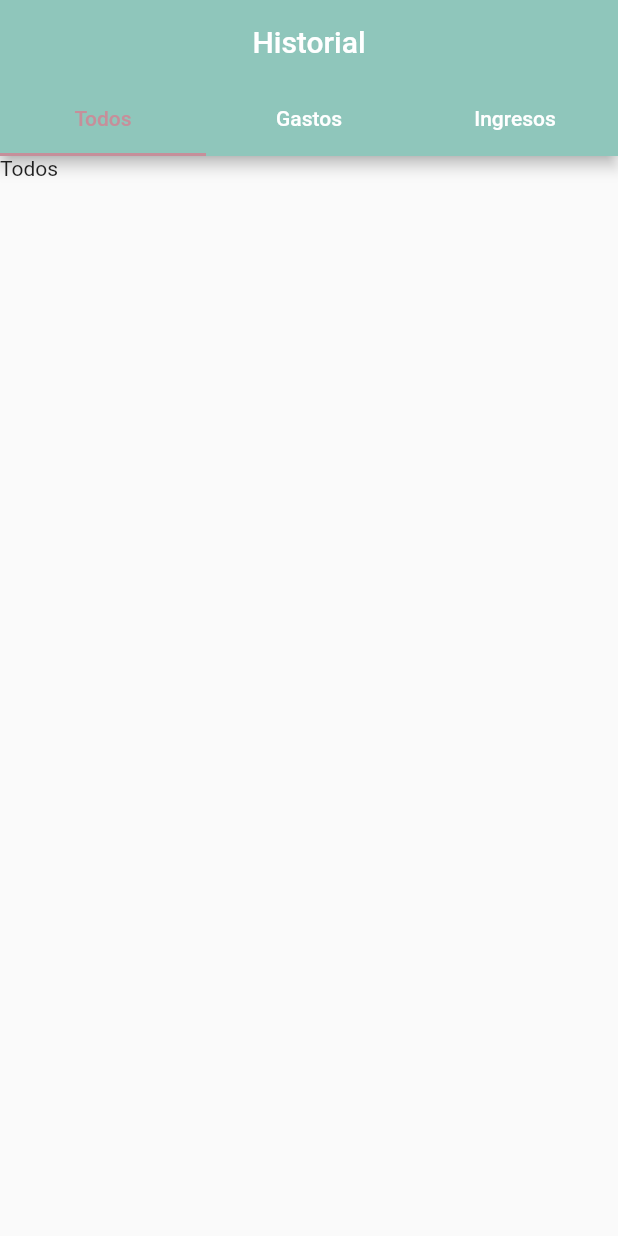
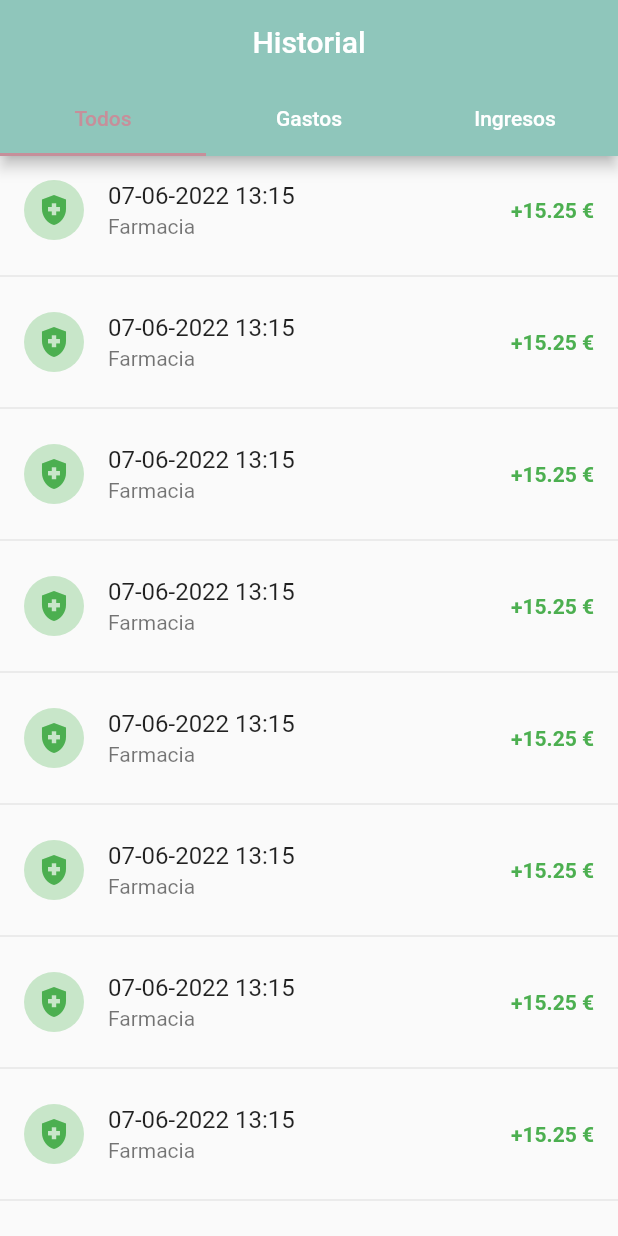
Before and after one commit to eduvega99/my_piggy_bank_app, a Flutter app: the screen it shows after launch, scrolled down 824 dp, on a phone screen of 412 x 824 dp. Run offline on Flutter 3.47's test engine with Material 2 defaults, Android fonts, the phone set to English and light mode, and no system bars.

Commit message:
Create HistoryList widget

```diff
--- a/lib/screens/history_screen.dart
+++ b/lib/screens/history_screen.dart
@@ -1,5 +1,6 @@
 import 'package:flutter/material.dart';
 import 'package:my_piggy_bank_app/themes/app_themes.dart';
+import 'package:my_piggy_bank_app/widgets/widgets.dart';
 
 
 class HistoryScreen extends StatelessWidget {
@@ -23,10 +24,11 @@ class HistoryScreen extends StatelessWidget {
           ),
         ),
         body: const TabBarView(
+          physics: BouncingScrollPhysics(),
           children: [
-            Text('Todos'),
-            Text('Gastos'),
-            Text('Ingresos'),
+            HistoryList(),
+            HistoryList(),
+            HistoryList()
           ]
         )
        ),
--- /dev/null
+++ b/lib/widgets/history_list.dart
@@ -0,0 +1,41 @@
+import 'dart:math';
+
+import 'package:flutter/material.dart';
+import 'package:my_piggy_bank_app/themes/app_themes.dart';
+
+
+class HistoryList extends StatelessWidget {
+
+  const HistoryList({Key? key}) : super(key: key);
+
+  @override
+  Widget build(BuildContext context) {
+    return ListView.separated(
+      physics: const BouncingScrollPhysics(),
+      separatorBuilder: ( _ , __ ) => const Divider(),
+      itemCount: 30,
+      itemBuilder: ( _, index) {
+        return const _TransactionTile();
+      }
+    );
+  }
+
+}
+
+class _TransactionTile extends StatelessWidget {
+
+  const _TransactionTile({Key? key}) : super(key: key);
+
+  @override
+  Widget build(BuildContext context) {
+    return ListTile(
+      leading: CircleAvatar(
+        backgroundColor: Colors.green[100],
+        child: const Icon(Icons.health_and_safety, color: Colors.green)
+      ),
+      title: const Text('07-06-2022 13:15'),
+      trailing: const Text('+15.25 €', style: TextStyle(color: Colors.green, fontWeight: FontWeight.bold)),
+      subtitle: const Text('Farmacia'),
+    );
+  }
+}
--- a/lib/widgets/widgets.dart
+++ b/lib/widgets/widgets.dart
@@ -1 +1,2 @@
 export 'package:my_piggy_bank_app/widgets/footer_history_button.dart';
+export 'package:my_piggy_bank_app/widgets/history_list.dart';
```
